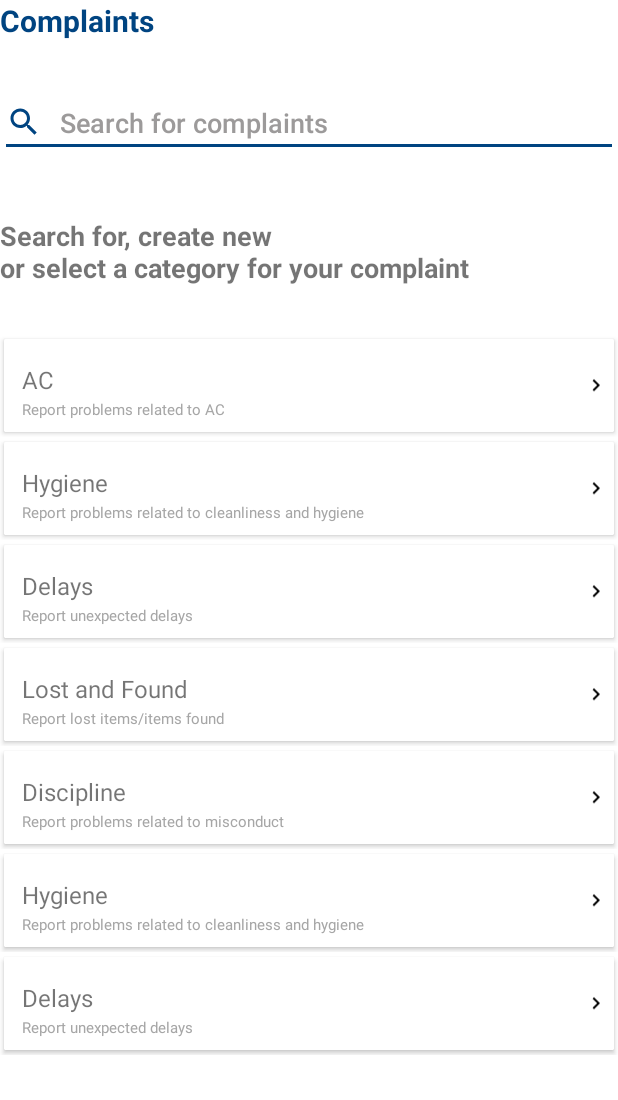
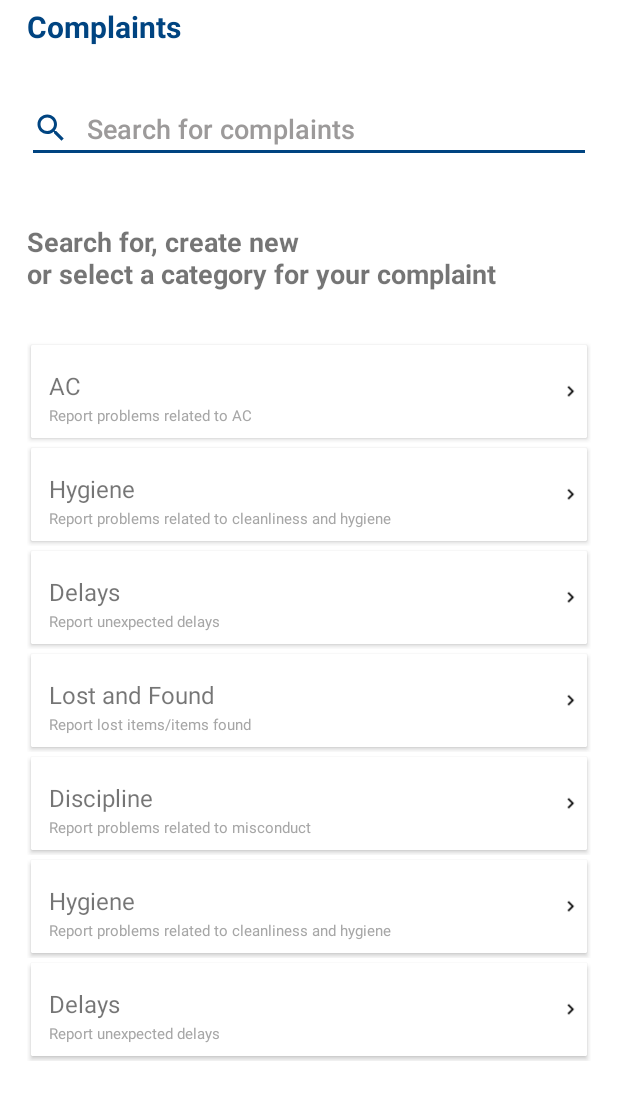
Before and after one commit to gupta-meghna64/DMRC-Connect, an Android app: the fragment ComplaintsCategoryFragment shown on its own in the app's theme, on a phone screen of 412 x 824 dp. Shown: the top 1100 px of the screen. Run offline under Robolectric (Android 15) with nearby library versions, the phone set to English and light mode, and no system bars; libraries missing offline, so code that uses them is left out: com.aurelhubert.ahbottomnavigation; 1 statement that could not run was skipped.

Commit message:
Updated padding to incorporate non-padded home center

```diff
--- a/app/src/main/res/layout/fragment_announcements.xml
+++ b/app/src/main/res/layout/fragment_announcements.xml
@@ -2,6 +2,9 @@
 <LinearLayout xmlns:android="http://schemas.android.com/apk/res/android"
     android:layout_width="match_parent"
     android:layout_height="match_parent"
+    android:paddingLeft="18dp"
+    android:paddingTop="4dp"
+    android:paddingRight="18dp"
     android:orientation="vertical">
 
     <TextView
--- a/app/src/main/res/layout/fragment_category_description.xml
+++ b/app/src/main/res/layout/fragment_category_description.xml
@@ -4,6 +4,9 @@
     android:layout_width="match_parent"
     android:layout_height="match_parent"
     android:background="@android:color/white"
+    android:paddingLeft="18dp"
+    android:paddingTop="4dp"
+    android:paddingRight="18dp"
     android:orientation="vertical">
 
 
--- a/app/src/main/res/layout/fragment_complaint_categories.xml
+++ b/app/src/main/res/layout/fragment_complaint_categories.xml
@@ -3,6 +3,9 @@
     xmlns:app="http://schemas.android.com/apk/res-auto"
     android:layout_width="match_parent"
     android:layout_height="match_parent"
+    android:paddingLeft="18dp"
+    android:paddingTop="4dp"
+    android:paddingRight="18dp"
     android:background="@android:color/white"
     android:orientation="vertical">
 
--- a/app/src/main/res/layout/fragment_complaint_main.xml
+++ b/app/src/main/res/layout/fragment_complaint_main.xml
@@ -3,6 +3,9 @@
     android:layout_width="match_parent"
     android:layout_height="match_parent"
     android:background="#ffffff"
+    android:paddingLeft="18dp"
+    android:paddingTop="4dp"
+    android:paddingRight="18dp"
     android:orientation="vertical">
 
     <TextView
--- a/app/src/main/res/layout/fragment_helpcentre.xml
+++ b/app/src/main/res/layout/fragment_helpcentre.xml
@@ -4,6 +4,9 @@
     android:layout_height="match_parent"
     xmlns:app="http://schemas.android.com/apk/res-auto"
     android:background="@android:color/white"
+    android:paddingLeft="18dp"
+    android:paddingTop="4dp"
+    android:paddingRight="18dp"
     android:orientation="vertical">
 
     <TextView
```
